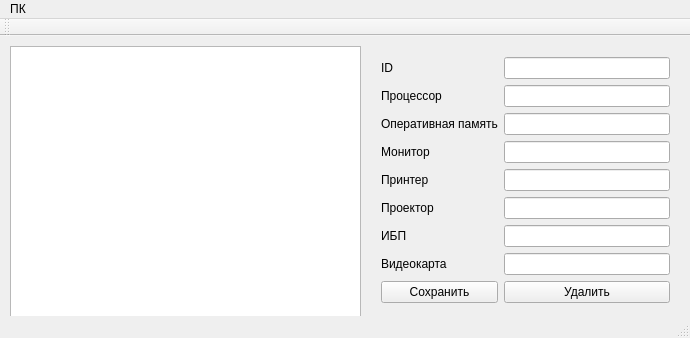
The window that mainwindow.ui (chalexyur/sadb) describes before a commit, drawn with Qt 5.
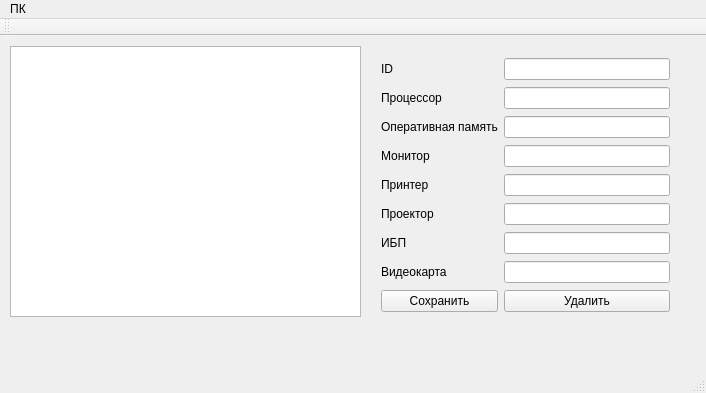
The same window after the commit. Icons and pictures are not drawn.

```diff
--- a/mainwindow.ui
+++ b/mainwindow.ui
@@ -6,8 +6,8 @@
    <rect>
     <x>0</x>
     <y>0</y>
-    <width>690</width>
-    <height>338</height>
+    <width>706</width>
+    <height>393</height>
    </rect>
   </property>
   <property name="windowTitle">
@@ -28,13 +28,13 @@
      </rect>
     </property>
    </widget>
-   <widget class="QWidget" name="">
+   <widget class="QWidget" name="layoutWidget">
     <property name="geometry">
      <rect>
       <x>370</x>
       <y>10</y>
       <width>311</width>
-      <height>271</height>
+      <height>280</height>
      </rect>
     </property>
     <layout class="QGridLayout" name="gridLayout">
@@ -137,6 +137,9 @@
          <height>24</height>
         </size>
        </property>
+       <property name="flat">
+        <bool>false</bool>
+       </property>
       </widget>
      </item>
      <item row="8" column="1" colspan="2">
@@ -164,8 +167,8 @@
     <rect>
      <x>0</x>
      <y>0</y>
-     <width>690</width>
-     <height>21</height>
+     <width>706</width>
+     <height>22</height>
     </rect>
    </property>
    <widget class="QMenu" name="menu">
```
Left out of the diff: 9 changed lines with no effect on the pictures.
